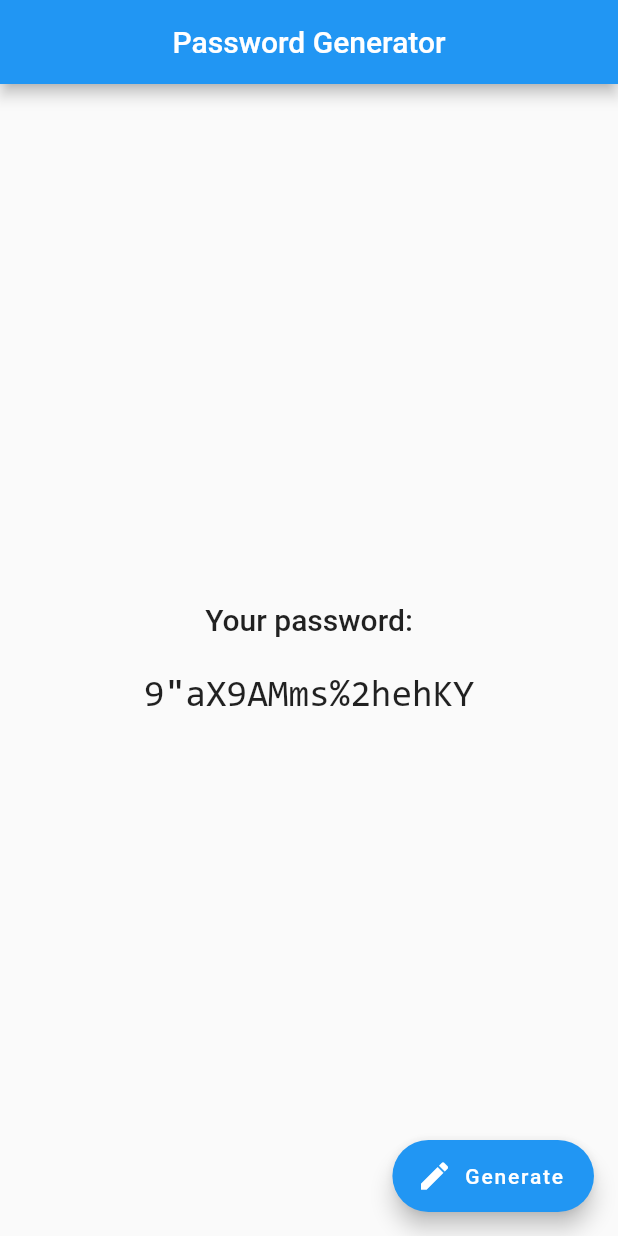
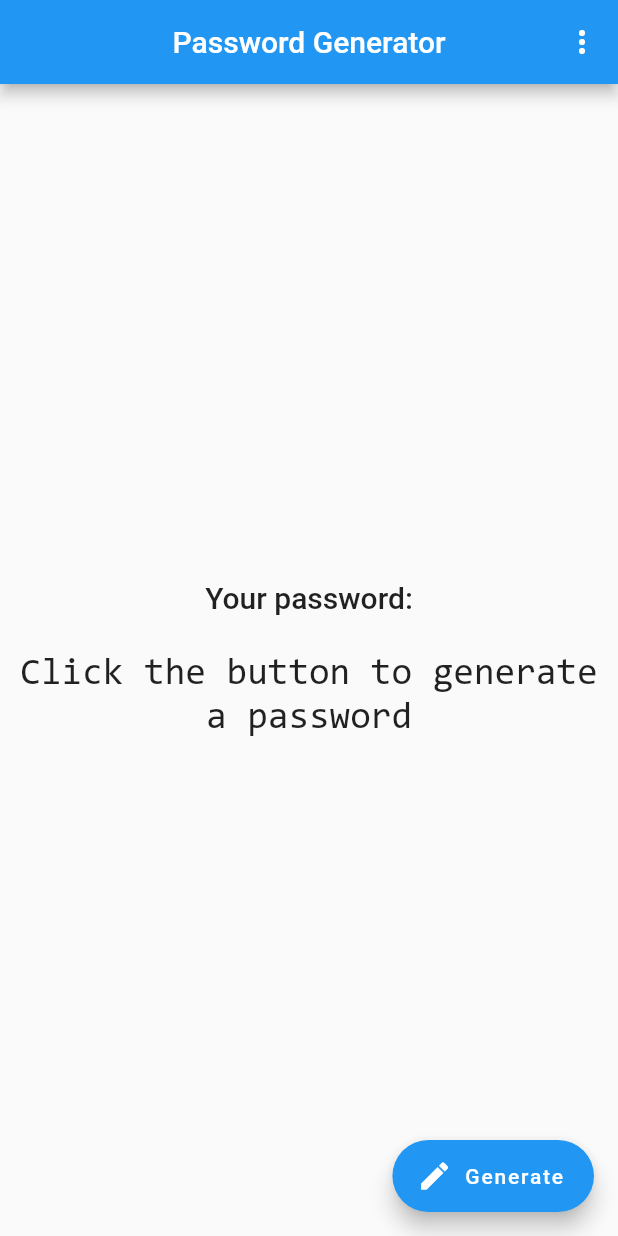
Before and after one commit to Lorenzo-Melotto/PasswordGenerator, a Flutter app: the screen it shows after launch, after a tap on "Generate", on a phone screen of 412 x 824 dp. Run offline on Flutter 3.47's test engine with Material 2 defaults, Android fonts, the phone set to English and light mode, and no system bars; statements that could not run were skipped.

```diff
--- a/password_generator/lib/Pages/Home.dart
+++ b/password_generator/lib/Pages/Home.dart
@@ -8,13 +8,31 @@ class Home extends StatefulWidget {
 }
 
 class _HomeState extends State<Home> {
-  String _password = "Click the button to generate a password";
+  ///The password that will be generated
+  String _password = "";
+  var settings = {
+    'length': 16,
+    'includeSymbols': true,
+    'includeNumbers': true,
+  };
   @override
   Widget build(BuildContext context) {
     return Scaffold(
       appBar: AppBar(
         title: Text("Password Generator"),
         centerTitle: true,
+        actions: [
+          IconButton(
+            icon: Icon(Icons.more_vert),
+            onPressed: () async {
+              dynamic newSettings = await Navigator.of(context)
+                  .pushNamed('/settings', arguments: settings);
+              setState(() {
+                settings = newSettings;
+              });
+            },
+          ),
+        ],
       ),
       body: Center(
         child: Container(
@@ -30,7 +48,9 @@ class _HomeState extends State<Home> {
               InkWell(
                 child: Container(
                   child: Text(
-                    _password,
+                    _password == ""
+                        ? "Click the button to generate a password"
+                        : _password,
                     style: TextStyle(
                       fontFamily: 'Consolas',
                       fontSize: 25.0,
@@ -39,7 +59,9 @@ class _HomeState extends State<Home> {
                   ),
                 ),
                 onTap: () {
+                  //Copy the password to the clipboard
                   Clipboard.setData(new ClipboardData(text: _password));
+                  //Notify user with a snackbar that the passwd has been copied
                   ScaffoldMessenger.of(context).showSnackBar(
                     SnackBar(
                       content: Text("Copyed to clipboard"),
@@ -70,22 +92,23 @@ class _HomeState extends State<Home> {
     );
   }
 
+  ///Creates a password with letters, symbols and numbers
   String generatePassword() {
     String letters = "abcdefghijklmnopqrstuvwxyz";
     String upperLetters = "ABCDEFGHIJKLMNOPQRSTUVWXYZ";
     String numbers = "012345789";
     String symbols = "!\"#%&'()*+,-./:;<=>?@[\\]^_`{|}~";
-    var buffer = StringBuffer();
+    var buffer = StringBuffer("");
     Random rng = new Random();
-    for (var i = 0; i < 16; i++) {
+    while (buffer.length < settings['length']) {
       var rand = rng.nextInt(16);
       if (rand >= 0 && rand <= 5) {
         buffer.write(letters[rng.nextInt(letters.length)]);
       } else if (rand >= 6 && rand <= 10) {
         buffer.write(upperLetters[rng.nextInt(upperLetters.length)]);
-      } else if (rand >= 11 && rand <= 12) {
+      } else if (rand >= 11 && rand <= 12 && settings['includeNumbers']) {
         buffer.write(numbers[rng.nextInt(numbers.length)]);
-      } else {
+      } else if (rand >= 13 && settings['includeSymbols']) {
         buffer.write(symbols[rng.nextInt(symbols.length)]);
       }
     }
--- a/password_generator/lib/RouteGenerator.dart
+++ b/password_generator/lib/RouteGenerator.dart
@@ -1,5 +1,6 @@
 import 'package:flutter/material.dart';
 import 'package:password_generator/Pages/Home.dart';
+import 'package:password_generator/Pages/Settings.dart';
 
 class RouteGenerator {
   static Route<dynamic> generateRoute(RouteSettings settings) {
@@ -7,11 +8,27 @@ class RouteGenerator {
     switch (settings.name) {
       case '/':
         return MaterialPageRoute(builder: (_) => Home());
-      default:
+      case '/settings':
+        //The type must be a map
+        if (args is Map) {
+          //The arguments must be booleans
+          if (args['includeNumbers'] is bool &&
+              args['includeSymbols'] is bool) {
+            return MaterialPageRoute(
+              builder: (_) => Settings(
+                includeNumbers: args['includeNumbers'],
+                includeSymbols: args['includeSymbols'],
+              ),
+            );
+          }
+        }
+        return _errorRoute();
+      default: //Handle wrong routes
         return _errorRoute();
     }
   }
 
+  ///Page generated when a wrong route is given to RouteGenerator
   static Route<dynamic> _errorRoute() {
     return MaterialPageRoute(
       builder: (_) {
```
Also changed, not shown: password_generator/lib/Pages/Settings.dart (added, +116 -0 lines).
